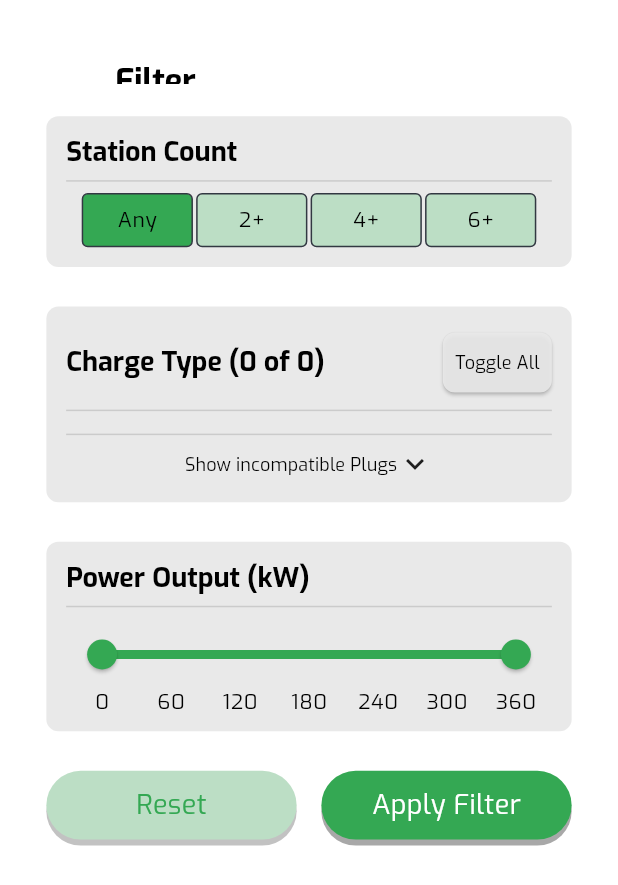
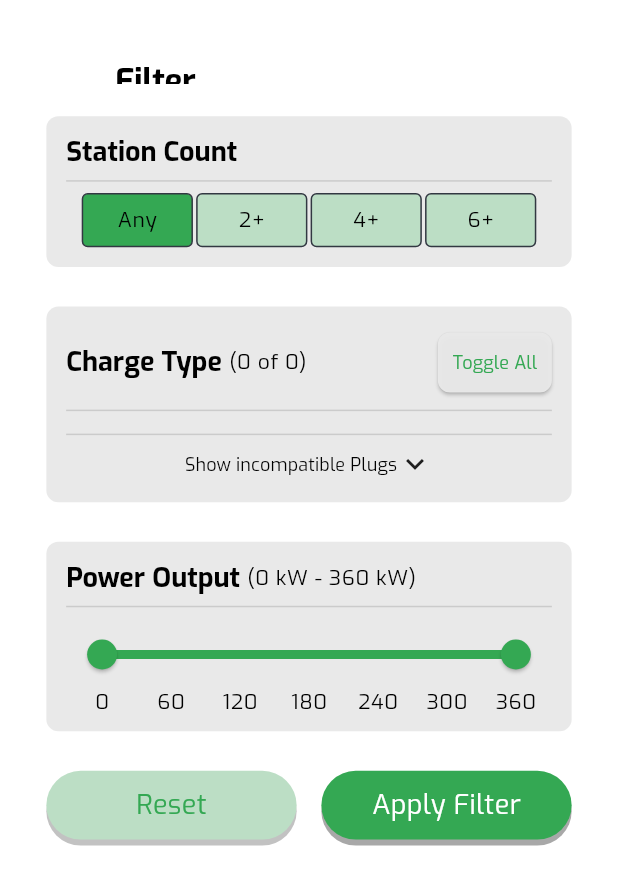
Before and after one commit to ev-charger-project/flutter, a Flutter app: the FilterScreen screen opened by its route, on a phone screen of 412 x 824 dp. Shown: the top 885 px of the screen. Run offline on Flutter 3.47's test engine with Material 3 defaults, Android fonts, the phone set to English and light mode, and no system bars; our stand-ins replace auto_route, dio, expandable, flutter_riverpod, flutter_secure_storage, flutter_svg and 6 more; missing offline and left inert: flutter_polyline_points, jwt_decode, syncfusion_flutter_core; accounts and stored records are empty; network calls fail; project files that could hold a hidden picture were left out.

Commit message:
small adjustment in Filter screen

```diff
--- a/lib/features/search/presentation/providers/charge_type/visible_plugs_provider.dart
+++ b/lib/features/search/presentation/providers/charge_type/visible_plugs_provider.dart
@@ -12,7 +12,7 @@ final visiblePlugsInitializerProvider =
             chargeType: plug.chargeType,
             chargePowerType: plug.chargePowerType,
             isChecked: true,
-            onCheckedChanged: () {},
+            onCheckedChanged: plug.onCheckedChanged,
           ))
       .toList();
 });
--- a/lib/features/search/presentation/widgets/charge_type.dart
+++ b/lib/features/search/presentation/widgets/charge_type.dart
@@ -77,27 +77,37 @@ class _ChargeTypeState extends ConsumerState<ChargeType> {
             Row(
               mainAxisAlignment: MainAxisAlignment.spaceBetween,
               children: [
-                Text(
-                  "${AppLocalizations.of(context).translate("Charge Type")} ($checkedPlugs of $totalPlugs)",
-                  style: Theme.of(context).textTheme.displaySmall,
+                Row(
+                  children: [
+                    Text(
+                      AppLocalizations.of(context).translate("Charge Type "),
+                      style: Theme.of(context).textTheme.displaySmall,
+                    ),
+                    Text(
+                      "($checkedPlugs of $totalPlugs)",
+                      style: Theme.of(context).textTheme.bodySmall,
+                    ),
+                  ],
                 ),
                 ElevatedButton(
                   onPressed: _toggleAll,
                   style: ElevatedButton.styleFrom(
                     foregroundColor: Theme.of(context).colorScheme.primary,
                     backgroundColor:
-                        Theme.of(context).moreGrey.withOpacity(0.9),
+                        Theme.of(context).moreGrey.withOpacity(0.96),
                     shape: RoundedRectangleBorder(
                       borderRadius: BorderRadius.circular(8),
                     ),
                     padding: EdgeInsets.symmetric(
-                      horizontal: screenSize.width * 0.02,
-                      //vertical: screenSize.height * 0.004,
+                      horizontal: screenSize.width * 0.024,
                     ),
                   ),
                   child: Text(
                     AppLocalizations.of(context).translate("Toggle All"),
-                    style: Theme.of(context).textTheme.titleSmall,
+                    style: Theme.of(context)
+                        .textTheme
+                        .titleSmall
+                        ?.copyWith(color: Theme.of(context).primaryColor),
                   ),
                 ),
               ],
--- a/lib/features/search/presentation/widgets/power_output.dart
+++ b/lib/features/search/presentation/widgets/power_output.dart
@@ -34,8 +34,13 @@ class _PowerOutputState extends ConsumerState<PowerOutput> {
             Row(
               children: [
                 Text(
-                    AppLocalizations.of(context).translate("Power Output (kW)"),
-                    style: Theme.of(context).textTheme.displaySmall),
+                  AppLocalizations.of(context).translate("Power Output "),
+                  style: Theme.of(context).textTheme.displaySmall,
+                ),
+                Text(
+                  "(${_currentRangeValues.start.round()} kW - ${_currentRangeValues.end.round()} kW)",
+                  style: Theme.of(context).textTheme.bodySmall,
+                ),
               ],
             ),
             Divider(
```
